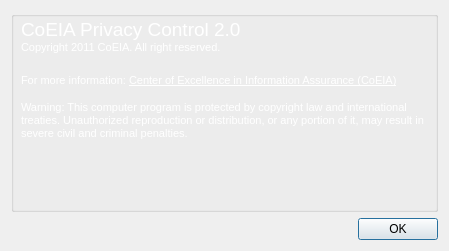
First picture: the form in CPC/ui/aboutdialog.ui, repository CoEIA/CPC, before the edit.
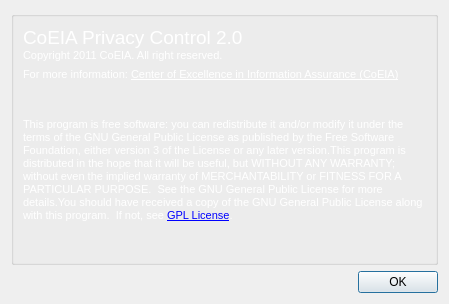
Second picture: the form after the edit.

Commit message: transalate GPL arabic in about dialog

```diff
--- a/CPC/ui/aboutdialog.ui
+++ b/CPC/ui/aboutdialog.ui
@@ -10,7 +10,7 @@
     <x>0</x>
     <y>0</y>
     <width>449</width>
-    <height>251</height>
+    <height>304</height>
    </rect>
   </property>
   <property name="windowTitle">
@@ -28,47 +28,9 @@
      <property name="title">
       <string/>
      </property>
-     <widget class="QWidget" name="formLayoutWidget_3">
-      <property name="geometry">
-       <rect>
-        <x>10</x>
-        <y>90</y>
-        <width>411</width>
-        <height>101</height>
-       </rect>
-      </property>
-      <layout class="QFormLayout" name="formLayout_4">
-       <property name="fieldGrowthPolicy">
-        <enum>QFormLayout::AllNonFixedFieldsGrow</enum>
-       </property>
-       <item row="0" column="0" colspan="2">
-        <widget class="QLabel" name="label_2">
-         <property name="text">
-          <string>&lt;!DOCTYPE HTML PUBLIC &quot;-//W3C//DTD HTML 4.0//EN&quot; &quot;http://www.w3.org/TR/REC-html40/strict.dtd&quot;&gt;
-&lt;html&gt;&lt;head&gt;&lt;meta name=&quot;qrichtext&quot; content=&quot;1&quot; /&gt;&lt;style type=&quot;text/css&quot;&gt;
-p, li { white-space: pre-wrap; }
-&lt;/style&gt;&lt;/head&gt;&lt;body style=&quot; font-family:'MS Shell Dlg 2'; font-size:8.25pt; font-weight:400; font-style:normal;&quot;&gt;
-&lt;p style=&quot; margin-top:0px; margin-bottom:0px; margin-left:0px; margin-right:0px; -qt-block-indent:0; text-indent:0px;&quot;&gt;&lt;span style=&quot; font-size:8pt; color:#ffffff;&quot;&gt;Warning: This computer program is protected by copyright law and international treaties. Unauthorized reproduction or distribution, or any portion of it, may result in severe civil and criminal penalties.&lt;/span&gt;&lt;/p&gt;&lt;/body&gt;&lt;/html&gt;</string>
-         </property>
-         <property name="wordWrap">
-          <bool>true</bool>
-         </property>
-         <property name="openExternalLinks">
-          <bool>true</bool>
-         </property>
-        </widget>
-       </item>
-      </layout>
-     </widget>
+     <layout class="QGridLayout" name="gridLayout_2">
+      <item row="0" column="0">
      <widget class="QLabel" name="label">
-      <property name="geometry">
-       <rect>
-        <x>10</x>
-        <y>0</y>
-        <width>251</width>
-        <height>51</height>
-       </rect>
-      </property>
       <property name="sizePolicy">
        <sizepolicy hsizetype="Preferred" vsizetype="Fixed">
         <horstretch>0</horstretch>
@@ -84,15 +46,9 @@
 &lt;p style=&quot; margin-top:0px; margin-bottom:0px; margin-left:0px; margin-right:0px; -qt-block-indent:0; text-indent:0px;&quot;&gt;&lt;span style=&quot; font-size:8pt; color:#ffffff;&quot;&gt;Copyright 2011 CoEIA. All right reserved.&lt;/span&gt;&lt;/p&gt;&lt;/body&gt;&lt;/html&gt;</string>
       </property>
      </widget>
+      </item>
+      <item row="1" column="0">
      <widget class="QLabel" name="label_3">
-      <property name="geometry">
-       <rect>
-        <x>10</x>
-        <y>60</y>
-        <width>411</width>
-        <height>20</height>
-       </rect>
-      </property>
       <property name="sizePolicy">
        <sizepolicy hsizetype="Preferred" vsizetype="Fixed">
         <horstretch>0</horstretch>
@@ -110,6 +66,25 @@
        <bool>true</bool>
       </property>
      </widget>
+      </item>
+      <item row="2" column="0">
+       <widget class="QLabel" name="label_2">
+        <property name="text">
+         <string>&lt;!DOCTYPE HTML PUBLIC &quot;-//W3C//DTD HTML 4.0//EN&quot; &quot;http://www.w3.org/TR/REC-html40/strict.dtd&quot;&gt;
+&lt;html&gt;&lt;head&gt;&lt;meta name=&quot;qrichtext&quot; content=&quot;1&quot; /&gt;&lt;style type=&quot;text/css&quot;&gt;
+p, li { white-space: pre-wrap; }
+&lt;/style&gt;&lt;/head&gt;&lt;body style=&quot; font-family:'MS Shell Dlg 2'; font-size:8.25pt; font-weight:400; font-style:normal;&quot;&gt;
+&lt;p style=&quot; margin-top:0px; margin-bottom:0px; margin-left:0px; margin-right:0px; -qt-block-indent:0; text-indent:0px;&quot;&gt;&lt;span style=&quot; font-size:8pt; color:#ffffff;&quot;&gt;This program is free software: you can redistribute it and/or modify it under the terms of the GNU General Public License as published by the Free Software Foundation, either version 3 of the License or any later version.This program is distributed in the hope that it will be useful, but WITHOUT ANY WARRANTY; without even the implied warranty of MERCHANTABILITY or FITNESS FOR A PARTICULAR PURPOSE.  See the GNU General Public License for more details.You should have received a copy of the GNU General Public License along with this program.  If not, see &lt;/span&gt;&lt;a href=&quot;http://www.gnu.org/licenses&quot;&gt;&lt;span style=&quot; font-size:8pt; text-decoration: underline; color:#0000ff;&quot;&gt;GPL License&lt;/span&gt;&lt;/a&gt;&lt;span style=&quot; font-size:8pt; color:#ffffff;&quot;&gt;.&lt;/span&gt;&lt;/p&gt;&lt;/body&gt;&lt;/html&gt;</string>
+        </property>
+        <property name="wordWrap">
+         <bool>true</bool>
+        </property>
+        <property name="openExternalLinks">
+         <bool>true</bool>
+        </property>
+       </widget>
+      </item>
+     </layout>
     </widget>
    </item>
    <item row="1" column="0">
```
Lines whose indentation alone changed are shown as unchanged. The commit also changes 6 other files.
